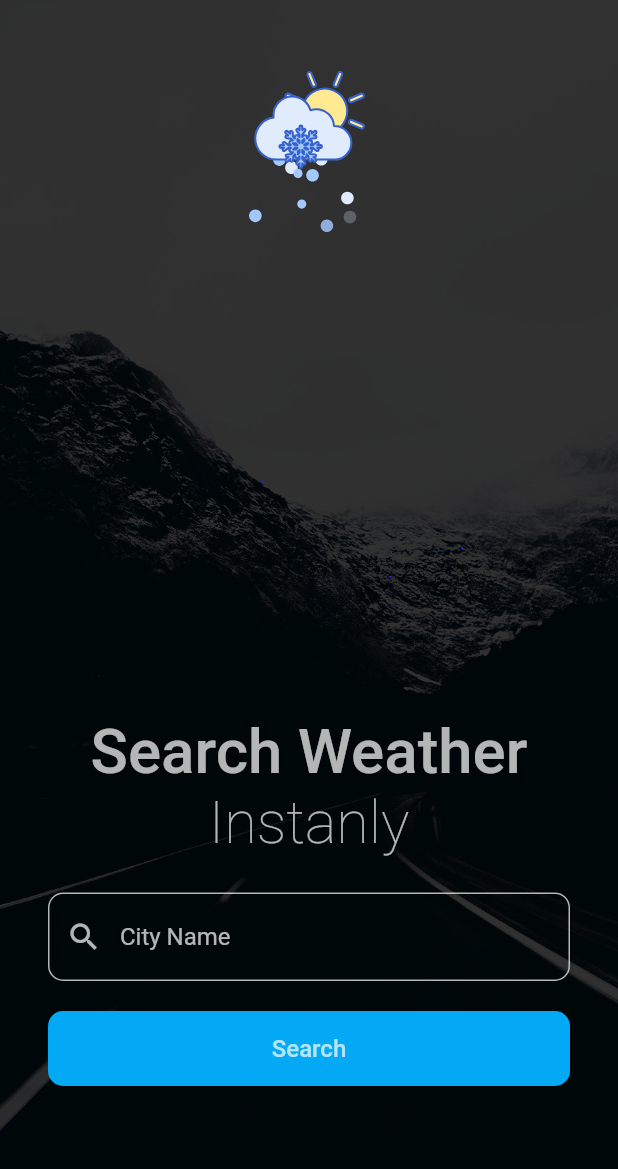
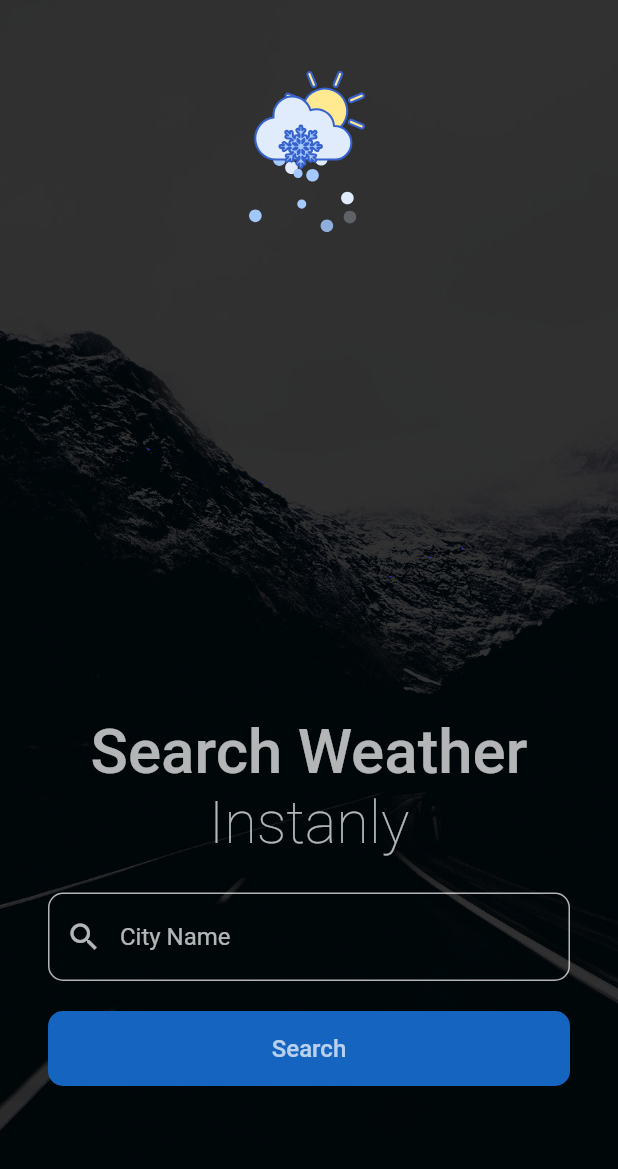
Before and after one commit to am-aakash/Wetherium, a Flutter app: the screen it shows after launch, on a phone screen of 412 x 824 dp. Shown: the top 1169 px of the screen. Run offline on Flutter 3.47's test engine with Material 2 defaults, Android fonts, the phone set to English and light mode, and no system bars; our stand-ins replace bloc, equatable, flutter_bloc, lottie, splashscreen.

Commit message:
Ui improvements

```diff
--- a/lib/bloc/weather_state.dart
+++ b/lib/bloc/weather_state.dart
@@ -19,7 +19,6 @@ class WeatherIsLoaded extends WeatherState {
   WeatherModel get getWeather => _weather;
 
   @override
-  // TODO: implement props
   List<Object> get props => [_weather];
 }
 
--- a/lib/main.dart
+++ b/lib/main.dart
@@ -32,7 +32,7 @@ class MyApp extends StatelessWidget {
               begin: FractionalOffset(0.0, 0.0),
               end: FractionalOffset(1.0, 0.0),
               stops: [0.0, 1.0],
-              tileMode: TileMode.clamp,
+              tileMode: TileMode.mirror,
             ),
             loaderColor: Colors.blue[100],
             seconds: 2,
--- a/lib/ui/search_page.dart
+++ b/lib/ui/search_page.dart
@@ -103,7 +103,7 @@ class _SearchPageState extends State<SearchPage> {
                           onPressed: () {
                             weatherBloc.add(FetchWeather(cityController.text));
                           },
-                          color: Colors.lightBlue,
+                          color: Colors.blue[800],
                           child: Text(
                             "Search",
                             style:
@@ -119,9 +119,11 @@ class _SearchPageState extends State<SearchPage> {
               else if (state is WeatherIsLoaded)
                 return ShowWeather(state.getWeather, cityController.text);
               else
-                return Text(
-                  "Error",
-                  style: TextStyle(color: Colors.white),
+                return Center(
+                  child: Text(
+                    "Couldn't load the Weather for this location",
+                    style: TextStyle(color: Colors.white, fontSize: 16),
+                  ),
                 );
             },
           ),
--- a/lib/ui/show_weather.dart
+++ b/lib/ui/show_weather.dart
@@ -64,7 +64,7 @@ class ShowWeather extends StatelessWidget {
               ],
             ),
             SizedBox(
-              height: 20,
+              height: 40,
             ),
             Container(
               width: double.infinity,
@@ -75,9 +75,9 @@ class ShowWeather extends StatelessWidget {
                 onPressed: () {
                   BlocProvider.of<WeatherBloc>(context).add(ResetWeather());
                 },
-                color: Colors.lightBlue,
+                color: Colors.blue[800],
                 child: Text(
-                  "Search",
+                  "Search Again",
                   style: TextStyle(color: Colors.white70, fontSize: 16),
                 ),
               ),
--- a/pubspec.yaml
+++ b/pubspec.yaml
@@ -14,6 +14,7 @@ dependencies:
 
   flutter_bloc: ^7.1.0
   bloc: ^7.0.0
+
   equatable: ^2.0.3
   rxdart: ^0.26.0
   http: ^0.13.0
```
